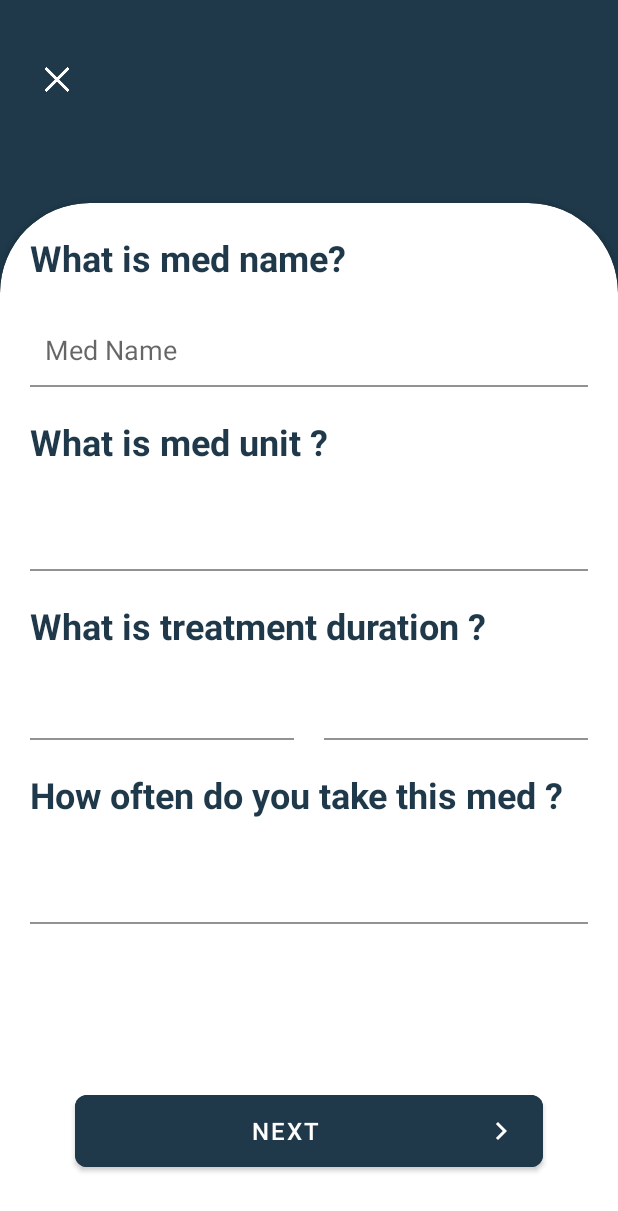
After one commit to mariammostafa77/Medication-Reminder, an Android app: the fragment AddMedFragment1 shown on its own in the app's theme, on a phone screen of 412 x 824 dp. The commit adds this screen. Shown: the top 1211 px of the screen. Run offline under Robolectric (Android 15) with nearby library versions, the phone set to English and light mode, and no system bars; 1 statement that could not run was skipped.

Commit message:
Add Med Frahment layout v1

```diff
--- a/app/build.gradle
+++ b/app/build.gradle
@@ -33,7 +33,6 @@ dependencies {
     implementation 'androidx.appcompat:appcompat:1.4.1'
     implementation 'com.google.android.material:material:1.5.0'
     implementation 'androidx.constraintlayout:constraintlayout:2.1.3'
-    implementation 'androidx.legacy:legacy-support-v4:1.0.0'
     implementation 'androidx.navigation:navigation-fragment:2.4.1'
     implementation 'androidx.navigation:navigation-ui:2.4.1'
     testImplementation 'junit:junit:4.+'
--- /dev/null
+++ b/app/src/main/java/com/example/medicationreminder/AddMedFragment1.java
@@ -0,0 +1,32 @@
+package com.example.medicationreminder;
+
+import android.os.Bundle;
+
+import androidx.fragment.app.Fragment;
+
+import android.view.LayoutInflater;
+import android.view.View;
+import android.view.ViewGroup;
+
+public class AddMedFragment1 extends Fragment {
+
+
+    public AddMedFragment1() {
+        // Required empty public constructor
+    }
+
+
+
+    @Override
+    public void onCreate(Bundle savedInstanceState) {
+        super.onCreate(savedInstanceState);
+
+    }
+
+    @Override
+    public View onCreateView(LayoutInflater inflater, ViewGroup container,
+                             Bundle savedInstanceState) {
+        View view=inflater.inflate(R.layout.fragment_add_med1, container, false);
+        return view;
+    }
+}
--- /dev/null
+++ b/app/src/main/res/drawable/line_text.xml
@@ -0,0 +1,8 @@
+<?xml version="1.0" encoding="utf-8"?>
+    <layer-list xmlns:android="http://schemas.android.com/apk/res/android">
+        <item android:top="-3dp" android:left="-3dp" android:right="-3dp">
+            <shape android:shape="rectangle">
+                <stroke android:width="1.4dp" android:color="#939292" />
+            </shape>
+        </item>
+    </layer-list>
--- /dev/null
+++ b/app/src/main/res/drawable/next.xml
@@ -0,0 +1,5 @@
+<vector android:height="24dp" android:tint="#FFFFFF"
+    android:viewportHeight="24" android:viewportWidth="24"
+    android:width="24dp" xmlns:android="http://schemas.android.com/apk/res/android">
+    <path android:fillColor="@android:color/white" android:pathData="M10,6L8.59,7.41 13.17,12l-4.58,4.59L10,18l6,-6z"/>
+</vector>
--- /dev/null
+++ b/app/src/main/res/layout/fragment_add_med1.xml
@@ -0,0 +1,206 @@
+<?xml version="1.0" encoding="utf-8"?>
+<androidx.constraintlayout.widget.ConstraintLayout xmlns:android="http://schemas.android.com/apk/res/android"
+    xmlns:app="http://schemas.android.com/apk/res-auto"
+    xmlns:tools="http://schemas.android.com/tools"
+    android:layout_width="match_parent"
+    android:layout_height="match_parent"
+    android:background="#1F394A"
+    tools:context=".AddMedFragment1">
+
+    <TextView
+        android:id="@+id/textView"
+        android:layout_width="wrap_content"
+        android:layout_height="wrap_content"
+        android:layout_marginTop="30dp"
+        android:textColor="#FFFFFF"
+        android:textSize="34sp"
+        app:layout_constraintBottom_toTopOf="@+id/cardView"
+        app:layout_constraintEnd_toEndOf="parent"
+        app:layout_constraintStart_toStartOf="parent"
+        app:layout_constraintTop_toTopOf="parent"
+        tools:text="@string/AddMed" />
+
+    <ImageView
+        android:id="@+id/imageView"
+        android:layout_width="36dp"
+        android:layout_height="27dp"
+        android:layout_marginStart="20dp"
+        android:src="@drawable/cancel"
+        app:layout_constraintBottom_toBottomOf="@+id/textView"
+        app:layout_constraintStart_toStartOf="parent"
+        app:layout_constraintTop_toTopOf="@+id/textView" />
+
+    <androidx.cardview.widget.CardView
+        android:id="@+id/cardView"
+        android:layout_width="0dp"
+        android:layout_height="0dp"
+        android:layout_marginTop="60dp"
+        android:layout_marginBottom="-60dp"
+        app:cardCornerRadius="60dp"
+        app:layout_constraintBottom_toBottomOf="parent"
+        app:layout_constraintEnd_toEndOf="parent"
+        app:layout_constraintStart_toStartOf="parent"
+        app:layout_constraintTop_toBottomOf="@+id/textView">
+
+        <androidx.constraintlayout.widget.ConstraintLayout
+            android:layout_width="match_parent"
+            android:layout_height="match_parent">
+
+            <TextView
+                android:id="@+id/textView3"
+                android:layout_width="0dp"
+                android:layout_height="wrap_content"
+                android:layout_marginStart="10dp"
+                android:layout_marginTop="10dp"
+                android:layout_marginEnd="10dp"
+                android:padding="10dp"
+                android:text="@string/MedName"
+                android:textColor="#1F394A"
+                android:textSize="24sp"
+                android:textStyle="bold"
+                app:layout_constraintEnd_toEndOf="parent"
+                app:layout_constraintStart_toStartOf="parent"
+                app:layout_constraintTop_toTopOf="parent" />
+
+            <EditText
+                android:id="@+id/textView4"
+                android:layout_width="0dp"
+                android:layout_height="50dp"
+                android:layout_marginStart="20dp"
+                android:layout_marginTop="10dp"
+                android:layout_marginEnd="20dp"
+                android:background="@drawable/line_text"
+                android:gravity="center_vertical"
+                android:hint="@string/medicationName"
+                android:padding="10dp"
+                app:layout_constraintBottom_toTopOf="@+id/textView5"
+                app:layout_constraintEnd_toEndOf="parent"
+                app:layout_constraintStart_toStartOf="parent"
+                app:layout_constraintTop_toBottomOf="@+id/textView3"
+                tools:ignore="TextContrastCheck" />
+
+            <TextView
+                android:id="@+id/textView5"
+                android:layout_width="0dp"
+                android:layout_height="wrap_content"
+                android:layout_marginStart="10dp"
+                android:layout_marginTop="10dp"
+                android:layout_marginEnd="10dp"
+                android:padding="10dp"
+                android:text="@string/medUnit"
+                android:textColor="#1F394A"
+                android:textSize="24sp"
+                android:textStyle="bold"
+                app:layout_constraintEnd_toEndOf="parent"
+                app:layout_constraintStart_toStartOf="parent"
+                app:layout_constraintTop_toBottomOf="@+id/textView4" />
+
+            <TextView
+                android:id="@+id/textView6"
+                android:layout_width="0dp"
+                android:layout_height="wrap_content"
+                android:layout_marginStart="10dp"
+                android:layout_marginTop="10dp"
+                android:layout_marginEnd="10dp"
+                android:padding="10dp"
+                android:text="@string/treatmentDuration"
+                android:textColor="#1F394A"
+                android:textSize="24sp"
+                android:textStyle="bold"
+                app:layout_constraintEnd_toEndOf="parent"
+                app:layout_constraintHorizontal_bias="0.0"
+                app:layout_constraintStart_toStartOf="parent"
+                app:layout_constraintTop_toBottomOf="@+id/spinner" />
+
+            <LinearLayout
+                android:id="@+id/linearLayout"
+                android:layout_width="0dp"
+                android:layout_height="50dp"
+                android:layout_marginStart="20dp"
+                android:layout_marginEnd="10dp"
+                android:background="@drawable/line_text"
+                android:orientation="horizontal"
+                app:layout_constraintEnd_toStartOf="@+id/linearLayout2"
+                app:layout_constraintStart_toStartOf="parent"
+                app:layout_constraintTop_toBottomOf="@+id/textView6"></LinearLayout>
+
+            <LinearLayout
+                android:id="@+id/linearLayout2"
+                android:layout_width="0dp"
+                android:layout_height="50dp"
+                android:layout_marginStart="10dp"
+                android:layout_marginEnd="20dp"
+                android:background="@drawable/line_text"
+                android:orientation="horizontal"
+                app:layout_constraintBottom_toBottomOf="@+id/linearLayout"
+                app:layout_constraintEnd_toEndOf="parent"
+                app:layout_constraintStart_toEndOf="@+id/linearLayout"
+                app:layout_constraintTop_toBottomOf="@+id/textView6"></LinearLayout>
+
+            <Spinner
+                android:id="@+id/spinner"
+                android:layout_width="0dp"
+                android:layout_height="50dp"
+                android:layout_marginStart="20dp"
+                android:layout_marginTop="10dp"
+                android:layout_marginEnd="20dp"
+                android:background="@drawable/line_text"
+                android:spinnerMode="dialog"
+                app:layout_constraintBottom_toTopOf="@+id/textView6"
+                app:layout_constraintEnd_toEndOf="parent"
+                app:layout_constraintStart_toStartOf="parent"
+                app:layout_constraintTop_toBottomOf="@+id/textView5"
+                tools:ignore="SpeakableTextPresentCheck" />
+
+            <TextView
+                android:id="@+id/textView7"
+                android:layout_width="0dp"
+                android:layout_height="wrap_content"
+                android:layout_marginStart="10dp"
+                android:layout_marginTop="10dp"
+                android:layout_marginEnd="10dp"
+                android:padding="10dp"
+                android:text="@string/HowOftenDoYouTakeThisMed"
+                android:textColor="#1F394A"
+                android:textSize="24sp"
+                android:textStyle="bold"
+                app:layout_constraintBottom_toTopOf="@+id/spinner2"
+                app:layout_constraintEnd_toEndOf="parent"
+                app:layout_constraintStart_toStartOf="parent"
+                app:layout_constraintTop_toBottomOf="@+id/linearLayout" />
+
+
+            <Spinner
+                android:id="@+id/spinner2"
+                android:layout_width="0dp"
+                android:layout_height="50dp"
+                android:layout_marginStart="20dp"
+                android:layout_marginTop="10dp"
+                android:layout_marginEnd="20dp"
+                android:background="@drawable/line_text"
+                android:spinnerMode="dialog"
+                app:layout_constraintEnd_toEndOf="parent"
+                app:layout_constraintHorizontal_bias="0.0"
+                app:layout_constraintStart_toStartOf="parent"
+                app:layout_constraintTop_toBottomOf="@+id/textView7"
+                tools:ignore="SpeakableTextPresentCheck" />
+
+            <Button
+                android:id="@+id/materialButton"
+                android:layout_width="0dp"
+                android:layout_height="60dp"
+                android:layout_marginStart="50dp"
+                android:layout_marginEnd="50dp"
+                android:layout_marginBottom="100dp"
+                android:backgroundTint="#1F394A"
+                android:drawableRight="@drawable/next"
+                android:text="@string/next"
+                android:textSize="16sp"
+                app:cornerRadius="8dp"
+                app:layout_constraintBottom_toBottomOf="parent"
+                app:layout_constraintEnd_toEndOf="parent"
+                app:layout_constraintStart_toStartOf="parent" />
+        </androidx.constraintlayout.widget.ConstraintLayout>
+    </androidx.cardview.widget.CardView>
+
+</androidx.constraintlayout.widget.ConstraintLayout>
--- a/app/src/main/res/values/strings.xml
+++ b/app/src/main/res/values/strings.xml
@@ -1,12 +1,22 @@
 <resources>
     <string name="app_name">MedicationReminder</string>
+    <string name="hello_blank_fragment">Hello blank fragment</string>
+    <string name="AddMed">Add Medication</string>
+    <string name="MedName">What is med name?</string>
+    <string name="medicationName">Med Name</string>
+    <string name="treatmentDuration">What is treatment duration ?</string>
+    <string name="medUnit">What is med unit ?</string>
+    <string name="HowOftenDoYouTakeThisMed">How often do you take this med ?</string>
+    <string name="next">next</string>
+    <string name="RefillReminder">Refill Reminder</string>
+    <string name="totalNumOfpills" >How many pills do you have left?</string>
+    <string name="reminderNum">Remind me when i have :</string>
+    <string name="time">What time do you want to be reminded?</string>
+    <string name="Save">Save</string>
     <string name="appName">App Name</string>
     <string name="getStart">Get Start</string>
     <string name="haveAccount">Already have an aacout?</string>
     <string name="donontHaveAccount">Create new account?</string>
     <string name="register">Register</string>
     <string name="login">Login</string>
-    <!-- TODO: Remove or change this placeholder text -->
-    <string name="hello_blank_fragment">Hello blank fragment</string>
-
 </resources>
--- a/build.gradle
+++ b/build.gradle
@@ -7,7 +7,6 @@ buildscript {
     dependencies {
         classpath "com.android.tools.build:gradle:7.0.3"
         classpath "androidx.navigation:navigation-safe-args-gradle-plugin:2.4.1"
-
         // NOTE: Do not place your application dependencies here; they belong
         // in the individual module build.gradle files
     }
```
Also changed, not shown: app/src/main/java/com/example/medicationreminder/AddMedFragment2.java (added, +31 -0 lines), app/src/main/java/com/example/medicationreminder/AddMedFragment3.java (added, +30 -0 lines), app/src/main/res/layout/fragment_add_med2.xml (added, +48 -0 lines), app/src/main/res/layout/fragment_add_med3.xml (added, +182 -0 lines), app/src/main/res/drawable-v24/cancel.png (added).
